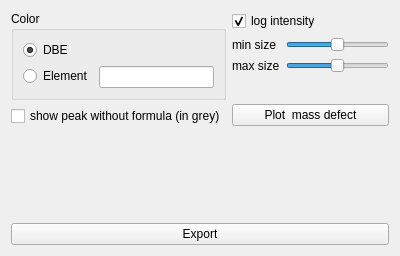
The window that Orbitool/UI/MassDefect.ui (l460289052/Orbitool) describes before a commit, drawn with Qt 5.
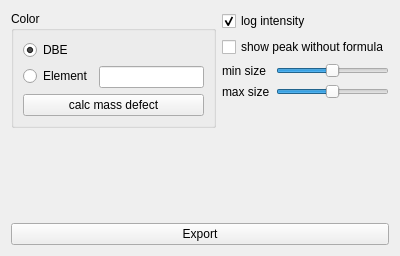
The same window after the commit.

Commit message: mass defect export & replot

```diff
--- a/Orbitool/UI/MassDefect.ui
+++ b/Orbitool/UI/MassDefect.ui
@@ -69,16 +69,22 @@
             </property>
            </widget>
           </item>
+          <item row="2" column="0" colspan="2">
+           <widget class="QPushButton" name="calcPushButton">
+            <property name="sizePolicy">
+             <sizepolicy hsizetype="Preferred" vsizetype="Fixed">
+              <horstretch>0</horstretch>
+              <verstretch>0</verstretch>
+             </sizepolicy>
+            </property>
+            <property name="text">
+             <string>calc mass defect</string>
+            </property>
+           </widget>
+          </item>
          </layout>
         </widget>
        </item>
-       <item>
-        <widget class="QCheckBox" name="showGreyCheckBox">
-         <property name="text">
-          <string>show peak without formula (in grey)</string>
-         </property>
-        </widget>
-       </item>
       </layout>
      </item>
      <item>
@@ -99,6 +105,13 @@
          </property>
         </widget>
        </item>
+       <item>
+        <widget class="QCheckBox" name="showGreyCheckBox">
+         <property name="text">
+          <string>show peak without formula</string>
+         </property>
+        </widget>
+       </item>
        <item>
         <layout class="QFormLayout" name="formLayout_8">
          <item row="0" column="0">
@@ -149,19 +162,6 @@
          </item>
         </layout>
        </item>
-       <item>
-        <widget class="QPushButton" name="plotPushButton">
-         <property name="sizePolicy">
-          <sizepolicy hsizetype="Preferred" vsizetype="Fixed">
-           <horstretch>0</horstretch>
-           <verstretch>0</verstretch>
-          </sizepolicy>
-         </property>
-         <property name="text">
-          <string>Plot  mass defect</string>
-         </property>
-        </widget>
-       </item>
       </layout>
      </item>
     </layout>
```
Left out of the diff: 32 changed lines with no effect on the pictures. The commit also changes 4 other files.
